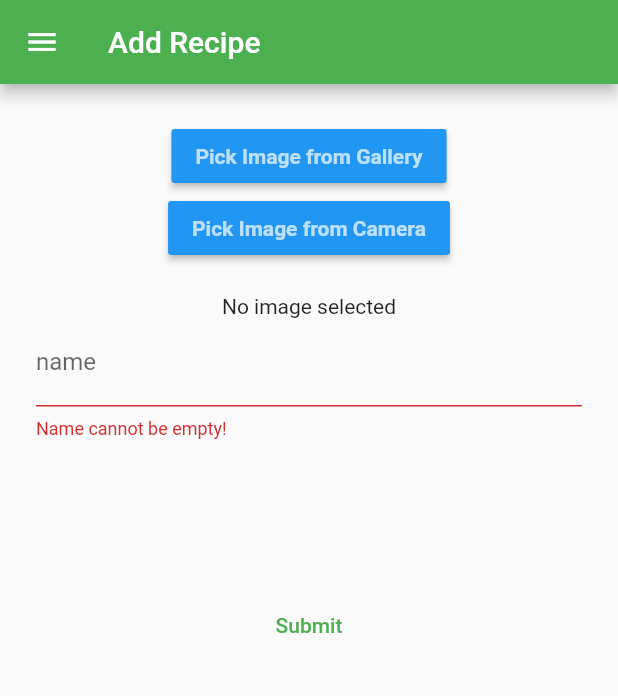
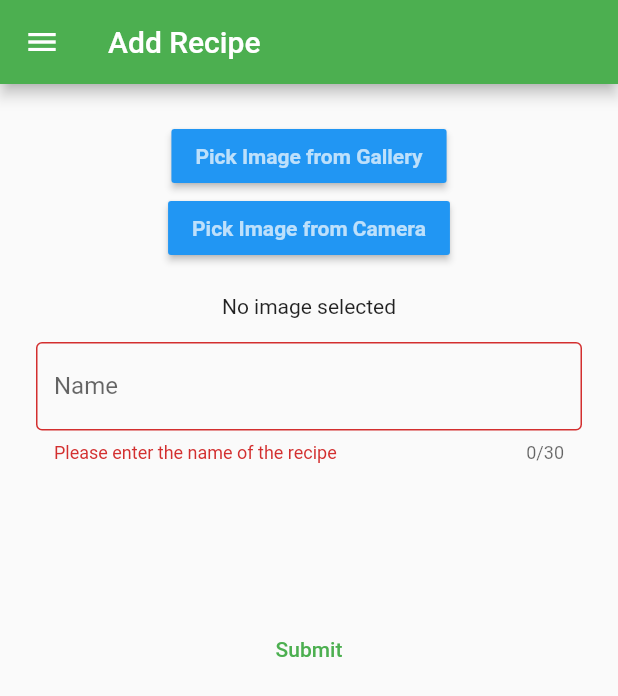
Before and after one commit to ChrisRecio/Recipe-App, a Flutter app: the AddRecipe screen opened directly, after a tap on "Submit", on a phone screen of 412 x 824 dp. Shown: the top 696 px of the screen. Run offline on Flutter 3.47's test engine with Material 2 defaults, Android fonts, the phone set to English and light mode, and no system bars; our stand-ins replace image_picker.

Commit message:
Re structure files Progress to add recipe back end

```diff
--- a/lib/Classes/Recipe.dart
+++ b/lib/bloc/recipe.dart
@@ -1,6 +1,6 @@
 import 'package:flutter/material.dart';
 
-class Recipe{
+class recipe{
 
   int _id = 0;
   String _name = "";
@@ -9,7 +9,7 @@ class Recipe{
   List _steps = [];
   String _description = "";
 
-  Recipe(this._id, this._name, this._image, this._ingredients, this._steps, this._description);
+  recipe(this._id, this._name, this._image, this._ingredients, this._steps, this._description);
 
   int getId(){
     return _id;
--- a/lib/main.dart
+++ b/lib/main.dart
@@ -1,7 +1,7 @@
 import 'package:flutter/material.dart';
-import 'tempDB.dart';
-import 'My Widgets/ListCard.dart';
-import 'My Widgets/NavigationDrawer.dart';
+import 'repository/temp_db.dart';
+import 'screens/my_widgets/list_card.dart';
+import 'screens/my_widgets/navigation_drawer.dart';
 
 void main() {
   runApp(const MyApp());
--- /dev/null
+++ b/lib/repository/temp_db.dart
@@ -0,0 +1,20 @@
+import 'package:flutter/material.dart';
+import '../bloc/recipe.dart';
+
+recipe grilledCheese = recipe(0, "Grilled Cheese", Image.asset('assets/images/default.jpg'), ["Butter", "Bread", "Cheese"], ["Spread butter on the outside of the bread", "Place cheese between slices of bread", "Toast in frying pan until golden brown"], "A toasted melted cheese sandwich");
+recipe grilledCheese1 = recipe(1, "Grilled Cheese 1", Image.asset('assets/images/default.jpg'), ["Butter", "Bread", "Cheese"], ["Spread butter on the outside of the bread", "Place cheese between slices of bread", "Toast in frying pan until golden brown"], "A toasted melted cheese sandwich");
+recipe grilledCheese2 = recipe(2, "Grilled Cheese 2", Image.asset('assets/images/default.jpg'), ["Butter", "Bread", "Cheese"], ["Spread butter on the outside of the bread", "Place cheese between slices of bread", "Toast in frying pan until golden brown"], "A toasted melted cheese sandwich");
+recipe grilledCheese3 = recipe(3, "Grilled Cheese 3", Image.asset('assets/images/default.jpg'), ["Butter", "Bread", "Cheese"], ["Spread butter on the outside of the bread", "Place cheese between slices of bread", "Toast in frying pan until golden brown"], "A toasted melted cheese sandwich");
+recipe grilledCheese4 = recipe(4, "Grilled Cheese 4", Image.asset('assets/images/default.jpg'), ["Butter", "Bread", "Cheese"], ["Spread butter on the outside of the bread", "Place cheese between slices of bread", "Toast in frying pan until golden brown"], "A toasted melted cheese sandwich");
+
+
+
+List foodList = [grilledCheese, grilledCheese1, grilledCheese2, grilledCheese3, grilledCheese4];
+
+List getFoodList(){
+  return foodList;
+}
+
+int getListLength(){
+  return foodList.length;
+}
--- a/lib/AddRecipe.dart
+++ b/lib/screens/add_recipe.dart
@@ -1,11 +1,14 @@
 import 'dart:io';
 import 'package:flutter/material.dart';
-import 'My Widgets/NavigationDrawer.dart';
+import '../bloc/recipe.dart';
+import '../repository/temp_db.dart';
+import '../screens/my_widgets/navigation_drawer.dart';
 import 'package:image_picker/image_picker.dart';
 import 'package:flutter/services.dart';
 
 class AddRecipe extends StatefulWidget {
   const AddRecipe({super.key});
+
 
   @override
   State<StatefulWidget> createState() {
@@ -19,7 +22,7 @@ class AddRecipeState extends State<AddRecipe> {
   late List _ingredients;
   late List _steps;
   late String _description;
-  final GlobalKey<FormState> _formKey = GlobalKey<FormState>();
+  final formKey = GlobalKey<FormState>();
 
   Future pickImage() async {
     try {
@@ -76,19 +79,21 @@ class AddRecipeState extends State<AddRecipe> {
     );
   }
 
-  Widget _buildNameField() {
-    return TextFormField(
-      decoration: const InputDecoration(labelText: 'name'),
-      validator: (value) {
-        if (value == null || value.isEmpty) {
-          return 'Name cannot be empty!';
-        }
-      },
-      onSaved: (value) {
-        _name = value!;
-      },
-    );
-  }
+  Widget _buildNameField() => TextFormField(
+    decoration: const InputDecoration(
+      labelText: 'Name',
+      border: OutlineInputBorder(),
+    ),
+    validator: (value) {
+      if (value == null || value.isEmpty) {
+        return 'Please enter the name of the recipe';
+      }
+      return null;
+    },
+    maxLength: 30,
+    onSaved: (value) => setState(() => _name = value!),
+  );
+
 
   Widget _buildIngredientsField() {
     return TextFormField();
@@ -110,12 +115,13 @@ class AddRecipeState extends State<AddRecipe> {
       body: Container(
         margin: const EdgeInsets.all(24),
         child: Form(
-          key: _formKey,
+          key: formKey,
           child: SingleChildScrollView(
             child: Column(
               mainAxisAlignment: MainAxisAlignment.center,
               children: <Widget>[
                 _buildImageField(),
+                const SizedBox(height: 16),
                 _buildNameField(),
                 // _buildIngredientsField(),
                 // _buildStepsField(),
@@ -127,10 +133,28 @@ class AddRecipeState extends State<AddRecipe> {
                     MaterialStateProperty.all<Color>(Colors.green),
                   ),
                   onPressed: () {
-                    if (_formKey.currentState!.validate()) {
-                      return;
+
+                    final isValid = formKey.currentState?.validate();
+
+                    if(isValid == true){
+                      formKey.currentState?.save();
+
+                      final int recipesLength = getListLength();
+                      recipe newRecipe = recipe(recipesLength, _name, Image.asset('assets/images/default.jpg'), [], [], '');
+                      String temp = newRecipe.getName();
+
+                      final message = 'Name: $temp';
+                      final snackBar = SnackBar(content: Text(
+                        message,
+                        style: const TextStyle(fontSize: 20),
+                      ),
+                        backgroundColor: Colors.orange,
+                      );
+
+                      ScaffoldMessenger.of(context).showSnackBar(snackBar);
                     }
-                    _formKey.currentState?.save();
+
+
                   },
                   child: const Text('Submit'),
                 )
--- a/lib/My Widgets/NavigationDrawer.dart
+++ b/lib/screens/my_widgets/navigation_drawer.dart
@@ -1,7 +1,7 @@
 import 'package:flutter/cupertino.dart';
 import 'package:flutter/material.dart';
 import 'package:recipe_app/main.dart';
-import 'package:recipe_app/AddRecipe.dart';
+import 'package:recipe_app/screens/add_recipe.dart';
 
 class NavigationDrawer extends StatelessWidget{
   const NavigationDrawer({Key? key}) : super(key: key);
@@ -47,7 +47,7 @@ class NavigationDrawer extends StatelessWidget{
           title: const Text('Add New Recipe'),
           onTap: () =>
               Navigator.of(context).pushReplacement(MaterialPageRoute(
-                  builder: (context) => AddRecipe())),
+                  builder: (context) => const AddRecipe())),
         ),
 
       ],
--- a/lib/tempDB.dart
+++ /dev/null
@@ -1,16 +0,0 @@
-import 'package:flutter/material.dart';
-import 'Classes/Recipe.dart';
-
-Recipe grilledCheese = Recipe(0, "Grilled Cheese", Image.asset('assets/images/default.jpg'), ["Butter", "Bread", "Cheese"], ["Spread butter on the outside of the bread", "Place cheese between slices of bread", "Toast in frying pan until golden brown"], "A toasted melted cheese sandwich");
-Recipe grilledCheese1 = Recipe(1, "Grilled Cheese 1", Image.asset('assets/images/default.jpg'), ["Butter", "Bread", "Cheese"], ["Spread butter on the outside of the bread", "Place cheese between slices of bread", "Toast in frying pan until golden brown"], "A toasted melted cheese sandwich");
-Recipe grilledCheese2 = Recipe(0, "Grilled Cheese 2", Image.asset('assets/images/default.jpg'), ["Butter", "Bread", "Cheese"], ["Spread butter on the outside of the bread", "Place cheese between slices of bread", "Toast in frying pan until golden brown"], "A toasted melted cheese sandwich");
-Recipe grilledCheese3 = Recipe(0, "Grilled Cheese 3", Image.asset('assets/images/default.jpg'), ["Butter", "Bread", "Cheese"], ["Spread butter on the outside of the bread", "Place cheese between slices of bread", "Toast in frying pan until golden brown"], "A toasted melted cheese sandwich");
-Recipe grilledCheese4 = Recipe(0, "Grilled Cheese 4", Image.asset('assets/images/default.jpg'), ["Butter", "Bread", "Cheese"], ["Spread butter on the outside of the bread", "Place cheese between slices of bread", "Toast in frying pan until golden brown"], "A toasted melted cheese sandwich");
-
-
-
-List foodList = [grilledCheese, grilledCheese1, grilledCheese2, grilledCheese3, grilledCheese4];
-
-List getFoodList(){
-  return foodList;
-}
--- /dev/null
+++ b/lib/theme/design_system.dart
@@ -0,0 +1,5 @@
+import 'dart:ui';
+
+class Colors{
+  Color c1 = const Color(0xFF42A5F5);
+}
```
Also changed, not shown: lib/constants.dart (added), lib/screens/my_widgets/list_card.dart (renamed from lib/My Widgets/ListCard.dart), pubspec.lock, 1 other file.
